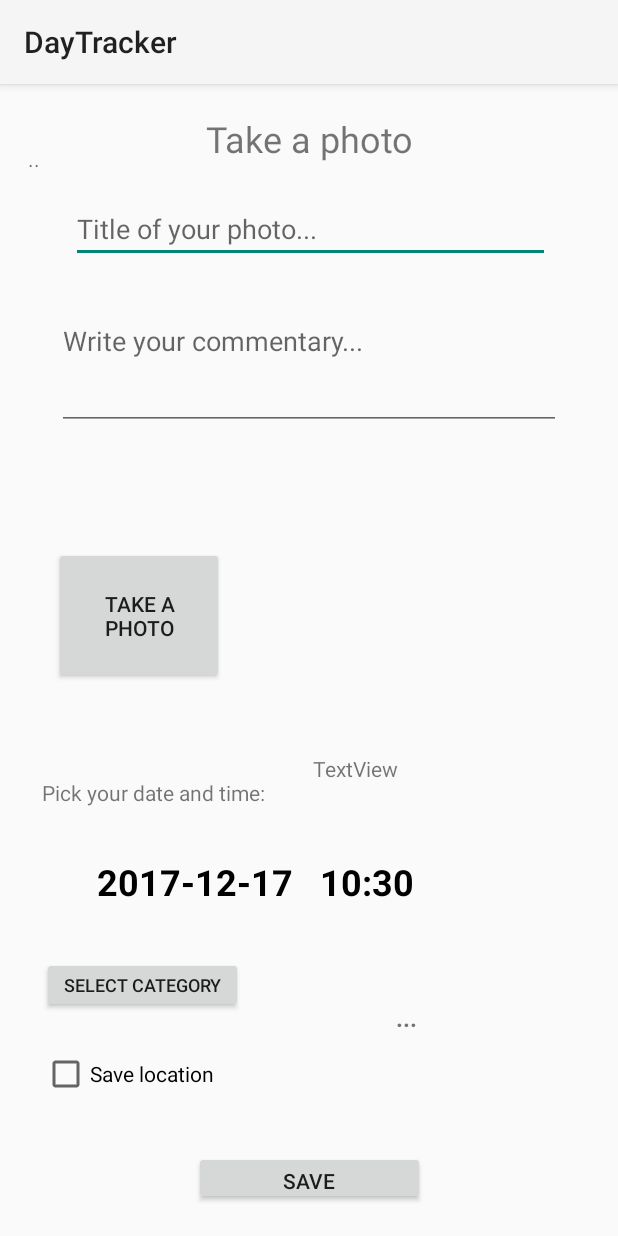
After one commit to nov0436/DayTracker, an Android app: the PhotoActivity screen opened directly, with no data from a screen before it, on a phone screen of 412 x 824 dp. The commit adds this screen. Run offline under Robolectric (Android 15) with nearby library versions, the phone set to English and light mode, and no system bars.

Commit message:
Saving pictures

```diff
--- a/app/src/main/java/com/example/novak/dayostrackos/MainActivity.java
+++ b/app/src/main/java/com/example/novak/dayostrackos/MainActivity.java
@@ -131,8 +131,8 @@ public class MainActivity extends AppCompatActivity
                 startActivity(intentNote);
                 break;
             case R.id.btnPhoto:
-                Intent intentPhoto = new Intent(MediaStore.ACTION_IMAGE_CAPTURE);
-                startActivityForResult(intentPhoto, TAKE_THUMB );
+                Intent intentPhoto = new Intent(this, PhotoActivity.class);
+                startActivity(intentPhoto);
         }
 
 
--- /dev/null
+++ b/app/src/main/java/com/example/novak/dayostrackos/PhotoActivity.java
@@ -0,0 +1,311 @@
+package com.example.novak.dayostrackos;
+
+import android.Manifest;
+import android.app.Activity;
+import android.app.DatePickerDialog;
+import android.app.TimePickerDialog;
+import android.content.Context;
+import android.content.Intent;
+import android.database.Cursor;
+import android.graphics.Bitmap;
+import android.graphics.BitmapFactory;
+import android.location.Location;
+import android.media.ThumbnailUtils;
+import android.net.Uri;
+import android.os.Build;
+import android.os.Environment;
+import android.provider.ContactsContract;
+import android.provider.MediaStore;
+import android.support.annotation.RequiresApi;
+import android.support.v4.app.ActivityCompat;
+import android.support.v4.content.FileProvider;
+import android.support.v7.app.AppCompatActivity;
+import android.os.Bundle;
+import android.text.TextUtils;
+import android.view.View;
+import android.widget.Button;
+import android.widget.CheckBox;
+import android.widget.DatePicker;
+import android.widget.EditText;
+import android.widget.ImageView;
+import android.widget.TextView;
+import android.widget.TimePicker;
+import android.widget.Toast;
+
+import java.io.ByteArrayOutputStream;
+import java.io.File;
+import java.io.IOException;
+import java.text.SimpleDateFormat;
+import java.util.Calendar;
+import java.util.Date;
+
+public class PhotoActivity extends AppCompatActivity implements View.OnClickListener , DatePickerDialog.OnDateSetListener,
+        TimePickerDialog.OnTimeSetListener {
+
+    static final int GET_CATEGORY_FROM_LISTVIEW = 2;
+    private Database db;
+
+
+    int year, month, day, hour, minute;
+    int yearFinal, monthFinal, dayFinal, hourFinal, minuteFinal;
+
+    String title;
+    String content;
+    String type;
+    String locationCity;
+    String dateTime;
+    String category;
+    String link_to_resource;
+
+    EditText titleEditText;
+    EditText contentEditText;
+
+    TextView dateTimeDisplayTextView;
+    TextView dateTimeHintTextView;
+
+    TextView selectedCategoryTextView;
+    TextView cityNameTextView;
+
+    Button btnSaveForm;
+    Button btnSelectCategory;
+    CheckBox checkBoxSaveLocation;
+
+    Button btnTakePicture;
+    ImageView thumbnailImageView;
+
+    TextView textView;
+    String linkToPictureToSave;
+
+    static final int REQUEST_IMAGE_CAPTURE = 1;
+
+
+    @Override
+    protected void onCreate(Bundle savedInstanceState) {
+        super.onCreate(savedInstanceState);
+        setContentView(R.layout.activity_photo);
+
+        textView = (TextView)findViewById(R.id.textView);
+
+        /// jednotna cast
+        btnSaveForm = (Button) findViewById(R.id.buttonSave);
+        btnSelectCategory = (Button) findViewById(R.id.buttonSelectCategory);
+        checkBoxSaveLocation = (CheckBox) findViewById(R.id.locationCheckBox);
+
+        btnSelectCategory.setOnClickListener(this);
+        checkBoxSaveLocation.setOnClickListener(this);
+        btnSaveForm.setOnClickListener(this);
+
+        dateTimeDisplayTextView = (TextView) findViewById(R.id.dateTimeDisplayTextView);
+        dateTimeDisplayTextView.setOnClickListener(this);
+
+        dateTimeHintTextView = (TextView) findViewById(R.id.dateTimeTextView);
+        selectedCategoryTextView = (TextView) findViewById(R.id.selectedCategoryTextView);
+        cityNameTextView = (TextView) findViewById(R.id.cityTextView);
+
+        // EditTexts
+        titleEditText = (EditText) findViewById(R.id.titleEditText);
+        contentEditText = (EditText) findViewById(R.id.noteEditText);
+
+        dateTime = new SimpleDateFormat("yyyy-MM-dd   HH:mm").format(new Date());
+        dateTimeDisplayTextView.setText(dateTime);
+        btnSaveForm = (Button) findViewById(R.id.buttonSave);
+
+        /// jednotna cast end
+
+
+        thumbnailImageView = (ImageView) findViewById(R.id.thumbnailImageView);
+        btnTakePicture = (Button) findViewById(R.id.buttonPhoto);
+        btnTakePicture.setOnClickListener(this);
+    }
+
+
+    @RequiresApi(api = Build.VERSION_CODES.N)
+    @Override
+    public void onClick(View v) {
+        int id = v.getId();
+
+        switch (id) {
+            case R.id.dateTimeDisplayTextView:
+                Calendar c = Calendar.getInstance();
+                year = c.get(Calendar.YEAR);
+                month = c.get(Calendar.MONTH);
+                day = c.get(Calendar.DAY_OF_MONTH);
+
+                DatePickerDialog datePickerDialog = new DatePickerDialog(PhotoActivity.this, PhotoActivity.this, year, month, day);
+                datePickerDialog.show();
+                break;
+
+            case R.id.buttonSave:
+                if (formIsValid())
+                {
+                    SaveData();
+                }
+                else
+                {
+                    Toast.makeText(getApplicationContext(), "The form is not valid. Cannot save data.", Toast.LENGTH_LONG ).show();
+                }
+                break;
+
+            case R.id.buttonSelectCategory:
+                Intent intentCategory = new Intent(this, CategoryActivity.class);
+                startActivityForResult(intentCategory, GET_CATEGORY_FROM_LISTVIEW);
+                break;
+
+            case R.id.locationCheckBox:
+                if (checkBoxSaveLocation.isChecked()) {
+                    ActivityCompat.requestPermissions(this, new String[] {Manifest.permission.ACCESS_FINE_LOCATION}, 123);
+
+                    Locator locator = new Locator(getApplicationContext());
+                    Location location = locator.getLocation();
+
+                    if (location != null)
+                    {
+                        double lat = location.getLatitude();
+                        double lon = location.getLongitude();
+                        locationCity = locator.getCityNameAtLocation(lat, lon);
+                        Toast.makeText(getApplicationContext(), locationCity, Toast.LENGTH_LONG ).show();
+                    }
+                    else
+                    {
+                        Toast.makeText(getApplicationContext(), "Unable to get your location.", Toast.LENGTH_LONG ).show();
+                    }
+                }
+                else
+                {
+                    locationCity = null;
+                }
+                break;
+            case R.id.buttonPhoto:
+                dispatchTakePictureIntent();
+                break;
+
+        }
+    }
+
+    private void SaveData() {
+
+        title = titleEditText.getText().toString();
+        content = contentEditText.getText().toString();
+        type = "photo";
+        category = selectedCategoryTextView.getText().toString();
+        link_to_resource = linkToPictureToSave;
+
+        Record record = new Record(title, content, type, dateTime, category, locationCity, link_to_resource);
+
+        this.db = new Database(getApplicationContext());
+        long insertSuccess = this.db.insert(record);
+
+        if (insertSuccess != 0)
+        {
+            Toast.makeText(this, "The photo has been successfully saved.", Toast.LENGTH_SHORT).show();
+            finish();
+        }
+        else
+            Toast.makeText(this, "The photo could not be saved.", Toast.LENGTH_SHORT).show();
+
+
+    }
+
+    private boolean formIsValid() {
+        if (TextUtils.isEmpty(titleEditText.getText().toString()))
+        {
+            return false;
+        }
+        if (TextUtils.isEmpty(contentEditText.getText().toString()))
+        {
+            return false;
+        }
+        if (TextUtils.isEmpty(category))
+        {
+            return false;
+        }
+        if (TextUtils.isEmpty(linkToPictureToSave))
+        {
+            return false;
+        }
+        return true;
+    }
+
+    @Override
+    protected void onActivityResult(int requestCode, int resultCode, Intent data) {
+
+        if (requestCode == GET_CATEGORY_FROM_LISTVIEW) {
+            if(resultCode == Activity.RESULT_OK){
+                category = data.getStringExtra("category");
+                selectedCategoryTextView.setText(category);
+            }
+        }
+        if (requestCode == REQUEST_IMAGE_CAPTURE && resultCode == RESULT_OK) {
+            displayThumbnail();
+        }
+    }
+
+
+    Uri pictureUri;
+    private void dispatchTakePictureIntent() {
+        Intent cameraIntent = new Intent(MediaStore.ACTION_IMAGE_CAPTURE);
+
+        File pictureDirectory = Environment.getExternalStoragePublicDirectory(Environment.DIRECTORY_PICTURES);
+        String pictureName = getPictureName();
+        File imageFile = new File(pictureDirectory, pictureName);
+        pictureUri = Uri.fromFile(imageFile);
+
+        linkToPictureToSave = pictureUri.toString();
+
+        cameraIntent.putExtra(MediaStore.EXTRA_OUTPUT, pictureUri );
+        startActivityForResult(cameraIntent, REQUEST_IMAGE_CAPTURE);
+
+}
+
+    private String getPictureName() {
+        String timeStamp = new SimpleDateFormat("yyyyMMdd_HHmmss").format(new Date());
+        String imageFileName = "JPEG_" + timeStamp + ".jpg";
+        return imageFileName;
+    }
+
+
+
+    private void displayThumbnail() {
+        final int THUMBSIZE = 256;
+        String tempUriString = pictureUri.toString();
+        Uri newUri = Uri.parse(tempUriString);
+
+        File imageFile = new File(newUri.getPath());
+        Bitmap thumbImage = ThumbnailUtils.extractThumbnail(
+                BitmapFactory.decodeFile(imageFile.getAbsolutePath()),
+                THUMBSIZE,
+                THUMBSIZE);
+
+        thumbnailImageView.setImageBitmap(thumbImage);
+        thumbnailImageView.setVisibility(View.VISIBLE);
+    }
+
+    ////////////////////////////////////
+    // DATETIME
+    ////////////////////////////////////
+    @Override
+    public void onDateSet(DatePicker view, int year, int month, int dayOfMonth) {
+        yearFinal = year;
+        monthFinal = month + 1;
+        dayFinal = dayOfMonth;
+
+        Calendar c = Calendar.getInstance();
+        hour = c.get(Calendar.HOUR_OF_DAY);
+        minute = c.get(Calendar.MINUTE);
+
+        TimePickerDialog timePickerDialog = new TimePickerDialog(PhotoActivity.this, PhotoActivity.this,
+                hour, minute, android.text.format.DateFormat.is24HourFormat(this));
+        timePickerDialog.show();
+
+    }
+
+    @Override
+    public void onTimeSet(TimePicker view, int hourOfDay, int minute) {
+        hourFinal = hourOfDay;
+        minuteFinal = minute;
+
+        dateTime = String.format("%d-%d-%d   %d:%d", yearFinal, monthFinal, dayFinal, hourFinal, minuteFinal);
+        dateTimeDisplayTextView.setText(dateTime);
+
+    }
+}
--- /dev/null
+++ b/app/src/main/res/layout/activity_photo.xml
@@ -0,0 +1,233 @@
+<?xml version="1.0" encoding="utf-8"?>
+<android.support.constraint.ConstraintLayout xmlns:android="http://schemas.android.com/apk/res/android"
+    xmlns:app="http://schemas.android.com/apk/res-auto"
+    xmlns:tools="http://schemas.android.com/tools"
+    android:layout_width="match_parent"
+    android:layout_height="match_parent"
+    tools:context="com.example.novak.dayostrackos.PhotoActivity">
+
+
+    <TextView
+        android:id="@+id/headerTextView"
+        android:layout_width="wrap_content"
+        android:layout_height="wrap_content"
+        android:layout_marginBottom="8dp"
+        android:layout_marginEnd="8dp"
+        android:layout_marginStart="8dp"
+        android:layout_marginTop="8dp"
+        android:text="@string/record_photo"
+        android:textSize="24sp"
+        app:layout_constraintBottom_toBottomOf="parent"
+        app:layout_constraintEnd_toEndOf="parent"
+        app:layout_constraintHorizontal_bias="0.502"
+        app:layout_constraintStart_toStartOf="parent"
+        app:layout_constraintTop_toTopOf="parent"
+        app:layout_constraintVertical_bias="0.017" />
+
+    <TextView
+        android:id="@+id/dateTimeTextView"
+        android:layout_width="wrap_content"
+        android:layout_height="19dp"
+        android:layout_marginBottom="8dp"
+        android:layout_marginEnd="8dp"
+        android:layout_marginStart="8dp"
+        android:layout_marginTop="8dp"
+        android:text="@string/form_date_time"
+        app:layout_constraintBottom_toBottomOf="parent"
+        app:layout_constraintEnd_toEndOf="parent"
+        app:layout_constraintHorizontal_bias="0.082"
+        app:layout_constraintStart_toStartOf="parent"
+        app:layout_constraintTop_toTopOf="parent"
+        app:layout_constraintVertical_bias="0.621" />
+
+    <TextView
+        android:id="@+id/cityTextView"
+        android:layout_width="97dp"
+        android:layout_height="18dp"
+        android:layout_marginBottom="8dp"
+        android:layout_marginEnd="8dp"
+        android:layout_marginStart="8dp"
+        android:layout_marginTop="8dp"
+        android:text=".."
+        app:layout_constraintBottom_toBottomOf="parent"
+        app:layout_constraintEnd_toEndOf="parent"
+        app:layout_constraintHorizontal_bias="0.036"
+        app:layout_constraintStart_toStartOf="parent"
+        app:layout_constraintTop_toTopOf="parent"
+        app:layout_constraintVertical_bias="0.044" />
+
+    <TextView
+        android:id="@+id/dateTimeDisplayTextView"
+        android:layout_width="278dp"
+        android:layout_height="53dp"
+        android:layout_marginBottom="8dp"
+        android:layout_marginEnd="8dp"
+        android:layout_marginStart="8dp"
+        android:layout_marginTop="8dp"
+        android:gravity="center_vertical|center_horizontal"
+        android:textAlignment="center"
+        android:textColor="@android:color/black"
+        android:textSize="24sp"
+        android:textStyle="bold"
+        app:layout_constraintBottom_toBottomOf="parent"
+        app:layout_constraintEnd_toEndOf="parent"
+        app:layout_constraintHorizontal_bias="0.2"
+        app:layout_constraintStart_toStartOf="parent"
+        app:layout_constraintTop_toTopOf="parent"
+        app:layout_constraintVertical_bias="0.712" />
+
+    <EditText
+        android:id="@+id/titleEditText"
+        android:layout_width="319dp"
+        android:layout_height="44dp"
+        android:layout_marginBottom="8dp"
+        android:layout_marginEnd="8dp"
+        android:layout_marginStart="8dp"
+        android:layout_marginTop="8dp"
+        android:ems="10"
+        android:hint="@string/form_photo_hint_title"
+        android:inputType="textPersonName"
+        app:layout_constraintBottom_toBottomOf="parent"
+        app:layout_constraintEnd_toEndOf="parent"
+        app:layout_constraintHorizontal_bias="0.51"
+        app:layout_constraintStart_toStartOf="parent"
+        app:layout_constraintTop_toTopOf="parent"
+        app:layout_constraintVertical_bias="0.095" />
+
+    <EditText
+        android:id="@+id/noteEditText"
+        android:layout_width="336dp"
+        android:layout_height="82dp"
+        android:layout_marginBottom="8dp"
+        android:layout_marginEnd="8dp"
+        android:layout_marginStart="8dp"
+        android:layout_marginTop="8dp"
+        android:ems="10"
+        android:gravity="top"
+        android:hint="@string/form_photo_hint_text"
+        android:inputType="textMultiLine"
+        android:selectAllOnFocus="false"
+        android:singleLine="false"
+        app:layout_constraintBottom_toBottomOf="parent"
+        app:layout_constraintEnd_toEndOf="parent"
+        app:layout_constraintStart_toStartOf="parent"
+        app:layout_constraintTop_toTopOf="parent"
+        app:layout_constraintVertical_bias="0.21" />
+
+    <Button
+        android:id="@+id/buttonSelectCategory"
+        android:layout_width="134dp"
+        android:layout_height="37dp"
+        android:layout_marginBottom="8dp"
+        android:layout_marginEnd="8dp"
+        android:layout_marginStart="8dp"
+        android:layout_marginTop="8dp"
+        android:text="@string/form_button_category"
+        android:textSize="12sp"
+        app:layout_constraintBottom_toBottomOf="parent"
+        app:layout_constraintEnd_toEndOf="parent"
+        app:layout_constraintHorizontal_bias="0.076"
+        app:layout_constraintStart_toStartOf="parent"
+        app:layout_constraintTop_toTopOf="parent"
+        app:layout_constraintVertical_bias="0.803" />
+
+    <Button
+        android:id="@+id/buttonSave"
+        android:layout_width="154dp"
+        android:layout_height="36dp"
+        android:layout_marginBottom="8dp"
+        android:layout_marginEnd="8dp"
+        android:layout_marginStart="8dp"
+        android:layout_marginTop="8dp"
+        android:text="@string/form_save"
+        app:layout_constraintBottom_toBottomOf="parent"
+        app:layout_constraintEnd_toEndOf="parent"
+        app:layout_constraintHorizontal_bias="0.501"
+        app:layout_constraintStart_toStartOf="parent"
+        app:layout_constraintTop_toTopOf="parent"
+        app:layout_constraintVertical_bias="0.982" />
+
+    <CheckBox
+        android:id="@+id/locationCheckBox"
+        android:layout_width="wrap_content"
+        android:layout_height="wrap_content"
+        android:layout_marginBottom="8dp"
+        android:layout_marginEnd="8dp"
+        android:layout_marginStart="8dp"
+        android:layout_marginTop="8dp"
+        android:text="@string/form_save_location"
+        app:layout_constraintBottom_toBottomOf="parent"
+        app:layout_constraintEnd_toEndOf="parent"
+        app:layout_constraintHorizontal_bias="0.071"
+        app:layout_constraintStart_toStartOf="parent"
+        app:layout_constraintTop_toTopOf="parent"
+        app:layout_constraintVertical_bias="0.883" />
+
+    <TextView
+        android:id="@+id/selectedCategoryTextView"
+        android:layout_width="140dp"
+        android:layout_height="77dp"
+        android:layout_marginBottom="8dp"
+        android:layout_marginEnd="8dp"
+        android:layout_marginStart="8dp"
+        android:layout_marginTop="8dp"
+        android:text="@string/form_selected_category"
+        android:textSize="16sp"
+        android:textStyle="bold"
+        app:layout_constraintBottom_toBottomOf="parent"
+        app:layout_constraintEnd_toEndOf="parent"
+        app:layout_constraintHorizontal_bias="1.0"
+        app:layout_constraintStart_toStartOf="parent"
+        app:layout_constraintTop_toTopOf="parent"
+        app:layout_constraintVertical_bias="0.894" />
+
+    <TextView
+        android:id="@+id/textView"
+        android:layout_width="117dp"
+        android:layout_height="33dp"
+        android:layout_marginBottom="8dp"
+        android:layout_marginEnd="8dp"
+        android:layout_marginStart="8dp"
+        android:layout_marginTop="8dp"
+        android:text="TextView"
+        app:layout_constraintBottom_toBottomOf="parent"
+        app:layout_constraintEnd_toEndOf="parent"
+        app:layout_constraintHorizontal_bias="0.72"
+        app:layout_constraintStart_toStartOf="parent"
+        app:layout_constraintTop_toTopOf="parent"
+        app:layout_constraintVertical_bias="0.61" />
+
+    <Button
+        android:id="@+id/buttonPhoto"
+        android:layout_width="113dp"
+        android:layout_height="91dp"
+        android:layout_marginBottom="8dp"
+        android:layout_marginEnd="8dp"
+        android:layout_marginStart="8dp"
+        android:layout_marginTop="8dp"
+        android:text="@string/record_photo"
+        app:layout_constraintBottom_toBottomOf="parent"
+        app:layout_constraintEnd_toEndOf="parent"
+        app:layout_constraintHorizontal_bias="0.098"
+        app:layout_constraintStart_toStartOf="parent"
+        app:layout_constraintTop_toTopOf="parent"
+        app:layout_constraintVertical_bias="0.455" />
+
+    <ImageView
+        android:id="@+id/thumbnailImageView"
+        android:layout_width="85dp"
+        android:layout_height="83dp"
+        android:layout_marginBottom="8dp"
+        android:layout_marginEnd="8dp"
+        android:layout_marginStart="8dp"
+        android:layout_marginTop="8dp"
+        android:visibility="invisible"
+        app:layout_constraintBottom_toBottomOf="parent"
+        app:layout_constraintEnd_toEndOf="parent"
+        app:layout_constraintHorizontal_bias="0.752"
+        app:layout_constraintStart_toStartOf="parent"
+        app:layout_constraintTop_toTopOf="parent"
+        app:layout_constraintVertical_bias="0.446"
+        app:srcCompat="@mipmap/ic_launcher" />
+
+</android.support.constraint.ConstraintLayout>
--- a/app/src/main/res/values/strings.xml
+++ b/app/src/main/res/values/strings.xml
@@ -98,7 +98,7 @@
     <string name="form_category">Category:</string>
 
 
-    <!-- Form hints -->
+    <!-- Form note hints -->
     <string name="form_hint_title">Title of your note...</string>
     <string name="form_hint_text">Write your note...</string>
 
@@ -109,5 +109,8 @@
     <string name="form_selected_category">...</string>
     <string name="form_save_location">Save location</string>
 
+    <!-- Form photo hints -->
+    <string name="form_photo_hint_title">Title of your photo...</string>
+    <string name="form_photo_hint_text">Write your commentary...</string>
 
 </resources>
--- /dev/null
+++ b/app/src/main/res/xml/file_paths.xml
@@ -0,0 +1,4 @@
+<?xml version="1.0" encoding="utf-8"?>
+<paths xmlns:android="http://schemas.android.com/apk/res/android">
+    <external-path name="my_images" path="Android/data/com.example.novak.daytracker/files/Pictures" />
+</paths>
```
Also changed, not shown: app/src/main/AndroidManifest.xml (+24 -1 lines).
